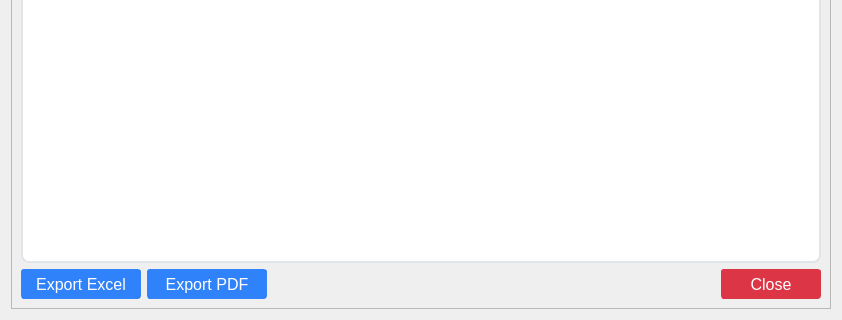
First picture: the form in ui/stock_opname.ui, repository michael-halim/pos, before the edit; both pictures show x 0 to 842 and y 210 to 530 of the 842 by 530 pixel window.
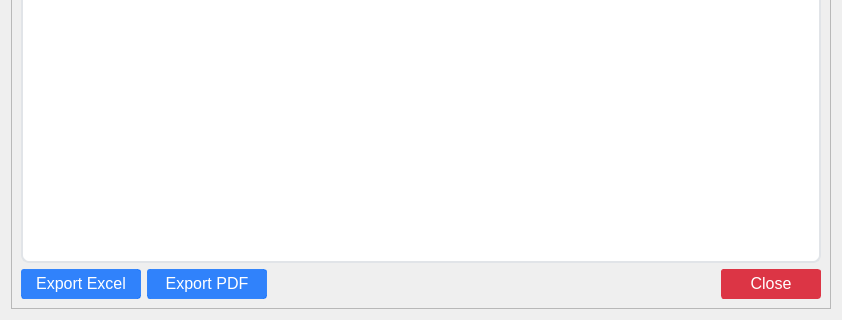
Second picture: the form after the edit. Icons and pictures are not drawn.

Diff of the .ui file:
```diff
--- a/ui/stock_opname.ui
+++ b/ui/stock_opname.ui
@@ -259,6 +259,7 @@
     border-radius: 3px;
     margin: 0.25rem;
 	opacity: 0.55;
+	padding-bottom: 2px;
 
 }
 </string>
@@ -495,8 +496,8 @@
             </property>
             <property name="iconSize">
              <size>
-              <width>18</width>
-              <height>18</height>
+              <width>14</width>
+              <height>14</height>
              </size>
             </property>
            </widget>
@@ -540,8 +541,8 @@
             </property>
             <property name="iconSize">
              <size>
-              <width>18</width>
-              <height>18</height>
+              <width>14</width>
+              <height>14</height>
              </size>
             </property>
            </widget>
@@ -592,8 +593,8 @@
             </property>
             <property name="iconSize">
              <size>
-              <width>14</width>
-              <height>14</height>
+              <width>12</width>
+              <height>12</height>
              </size>
             </property>
            </widget>
```
